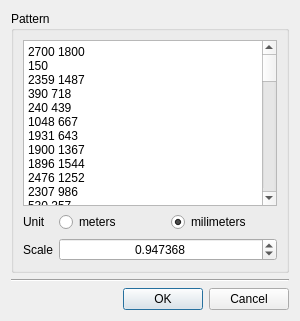
xalpha/iris, file app/ui/UchiyamaFinder.ui: the form before one commit.
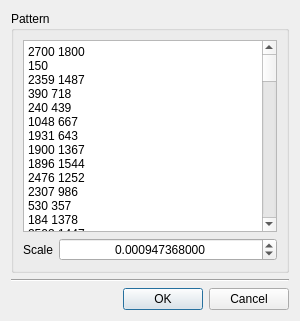
The form after the commit.

Commit message: forgot that the internal unit is meters and not milimeters

Diff of the .ui file:
```diff
--- a/app/ui/UchiyamaFinder.ui
+++ b/app/ui/UchiyamaFinder.ui
@@ -26,26 +26,9 @@
       <string>Pattern</string>
      </property>
      <layout class="QFormLayout" name="formLayout_2">
-      <item row="2" column="0">
-       <widget class="QLabel" name="label_3">
-        <property name="text">
-         <string>Scale</string>
-        </property>
-       </widget>
-      </item>
-      <item row="2" column="1">
-       <widget class="QDoubleSpinBox" name="scale">
-        <property name="alignment">
-         <set>Qt::AlignCenter</set>
-        </property>
-        <property name="decimals">
-         <number>6</number>
-        </property>
-        <property name="value">
-         <double>0.947368000000000</double>
-        </property>
-       </widget>
-      </item>
+      <property name="fieldGrowthPolicy">
+       <enum>QFormLayout::AllNonFixedFieldsGrow</enum>
+      </property>
       <item row="0" column="0" colspan="2">
        <widget class="QPlainTextEdit" name="points">
         <property name="horizontalScrollBarPolicy">
@@ -208,32 +191,27 @@
        </widget>
       </item>
       <item row="1" column="0">
-       <widget class="QLabel" name="label">
+       <widget class="QLabel" name="label_3">
         <property name="text">
-         <string>Unit</string>
+         <string>Scale</string>
         </property>
        </widget>
       </item>
       <item row="1" column="1">
-       <layout class="QHBoxLayout" name="horizontalLayout">
-        <item>
-         <widget class="QRadioButton" name="unit_m">
-          <property name="text">
-           <string>meters</string>
-          </property>
-         </widget>
-        </item>
-        <item>
-         <widget class="QRadioButton" name="unit_mm">
-          <property name="text">
-           <string>milimeters</string>
-          </property>
-          <property name="checked">
-           <bool>true</bool>
-          </property>
-         </widget>
-        </item>
-       </layout>
+       <widget class="QDoubleSpinBox" name="scale">
+        <property name="alignment">
+         <set>Qt::AlignCenter</set>
+        </property>
+        <property name="decimals">
+         <number>12</number>
+        </property>
+        <property name="maximum">
+         <double>99999999.989999994635582</double>
+        </property>
+        <property name="value">
+         <double>0.000947368000000</double>
+        </property>
+       </widget>
       </item>
      </layout>
     </widget>
```
The commit also changes 2 other files.
